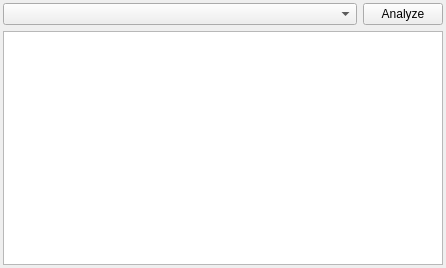
madnight/chessx, file src/gui/analysiswidget.ui: the form before one commit.
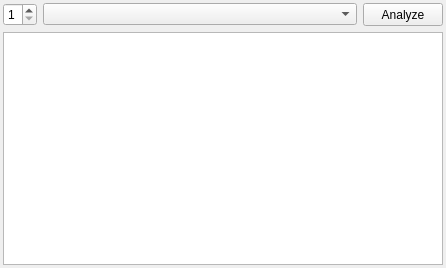
The form after the commit.

What changed in the file:
```diff
--- a/src/gui/analysiswidget.ui
+++ b/src/gui/analysiswidget.ui
@@ -34,6 +34,16 @@
      <property name="margin">
       <number>0</number>
      </property>
+     <item>
+      <widget class="QSpinBox" name="vpcount">
+       <property name="minimum">
+        <number>1</number>
+       </property>
+       <property name="maximum">
+        <number>7</number>
+       </property>
+      </widget>
+     </item>
      <item>
       <widget class="QComboBox" name="engineList">
        <property name="sizePolicy">
```
